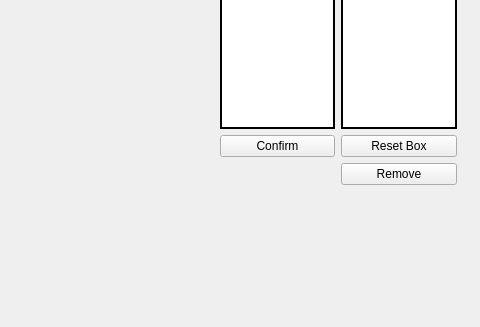
Old version of the form Application/source/View/parkingsetupwindow.ui in the repository xMihai01/Licenta; both pictures show x 500 to 980 and y 184 to 511 of the 980 by 511 pixel window.
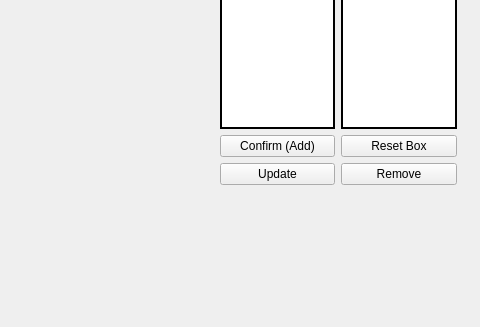
New version of the form.

Patch:
```diff
--- a/Application/source/View/parkingsetupwindow.ui
+++ b/Application/source/View/parkingsetupwindow.ui
@@ -37,7 +37,7 @@
     <item row="2" column="0">
      <widget class="QPushButton" name="confirmButton">
       <property name="text">
-       <string>Confirm</string>
+       <string>Confirm (Add)</string>
       </property>
      </widget>
     </item>
@@ -101,6 +101,13 @@
       </property>
      </widget>
     </item>
+    <item row="3" column="0">
+     <widget class="QPushButton" name="updateButton">
+      <property name="text">
+       <string>Update</string>
+      </property>
+     </widget>
+    </item>
    </layout>
   </widget>
  </widget>
```
